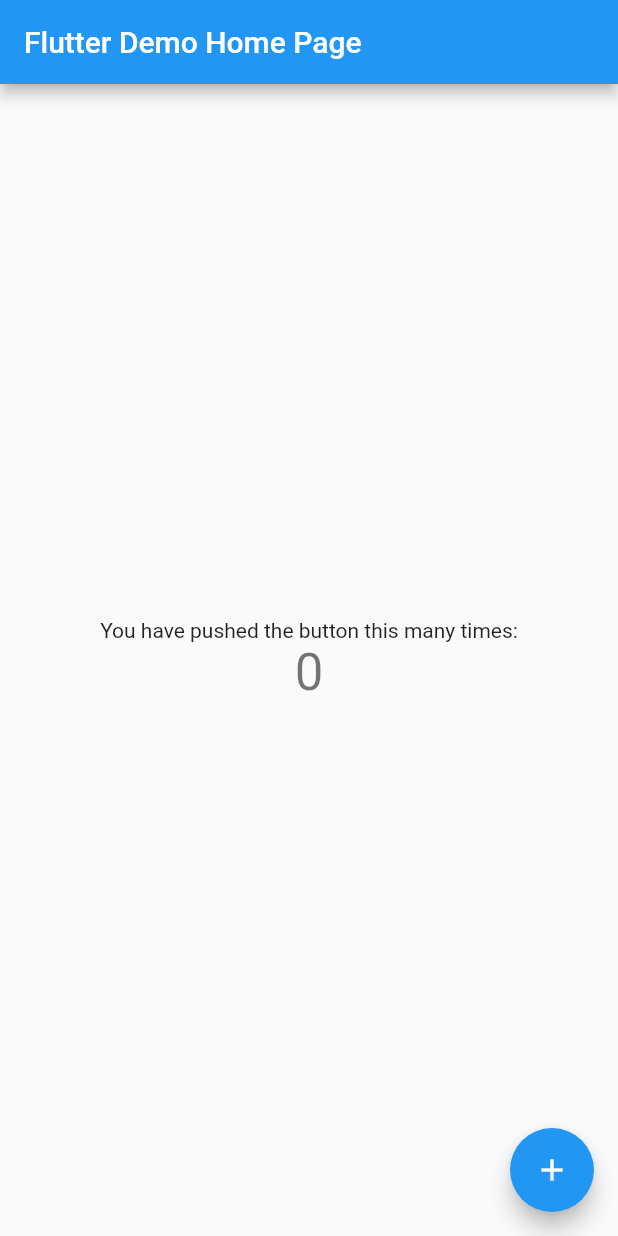
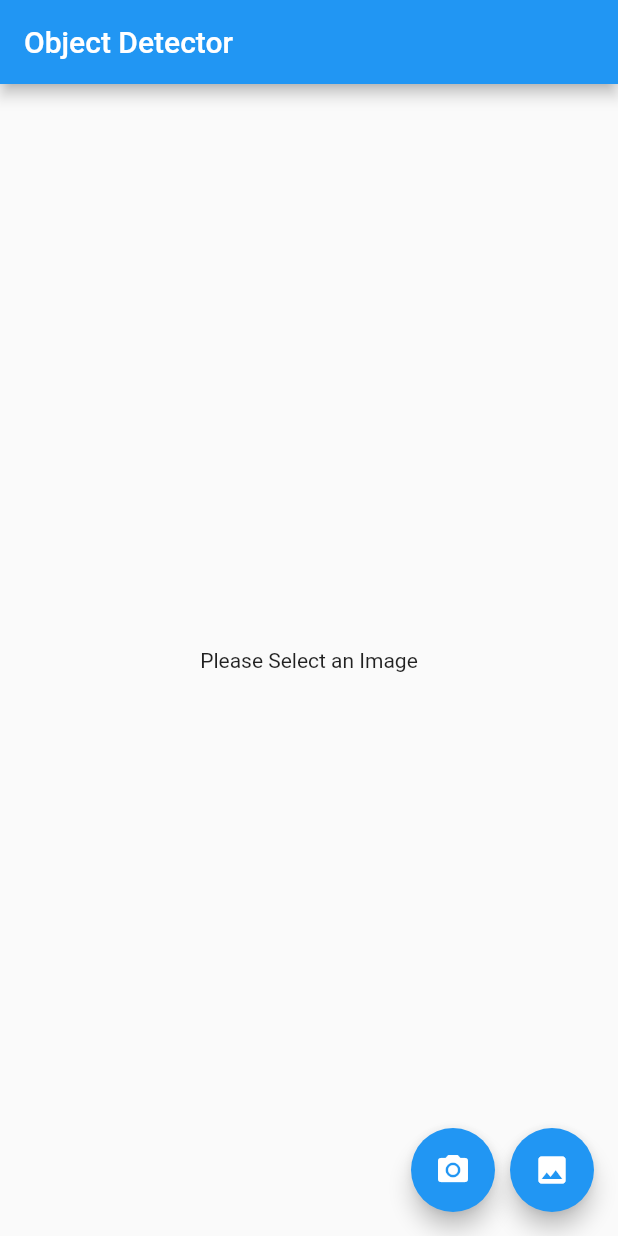
Before and after one commit to hutomosaktikartiko/Object-Detection-SSD-MobileNet, a Flutter app: the screen it shows after launch, on a phone screen of 412 x 824 dp. Run offline on Flutter 3.47's test engine with Material 2 defaults, Android fonts, the phone set to English and light mode, and no system bars; our stand-ins replace image_picker; missing offline and left inert: tflite.

Commit message:
Detect Image Form Camera and Gallert

```diff
--- a/lib/main.dart
+++ b/lib/main.dart
@@ -1,117 +1,15 @@
 import 'package:flutter/material.dart';
+import 'package:object_detection_ssd_mobilenet/pages/home_page.dart';
 
 void main() {
   runApp(MyApp());
 }
 
 class MyApp extends StatelessWidget {
-  // This widget is the root of your application.
   @override
   Widget build(BuildContext context) {
     return MaterialApp(
-      title: 'Flutter Demo',
-      theme: ThemeData(
-        // This is the theme of your application.
-        //
-        // Try running your application with "flutter run". You'll see the
-        // application has a blue toolbar. Then, without quitting the app, try
-        // changing the primarySwatch below to Colors.green and then invoke
-        // "hot reload" (press "r" in the console where you ran "flutter run",
-        // or simply save your changes to "hot reload" in a Flutter IDE).
-        // Notice that the counter didn't reset back to zero; the application
-        // is not restarted.
-        primarySwatch: Colors.blue,
-        // This makes the visual density adapt to the platform that you run
-        // the app on. For desktop platforms, the controls will be smaller and
-        // closer together (more dense) than on mobile platforms.
-        visualDensity: VisualDensity.adaptivePlatformDensity,
-      ),
-      home: MyHomePage(title: 'Flutter Demo Home Page'),
+      home: HomePage()
     );
   }
 }
-
-class MyHomePage extends StatefulWidget {
-  MyHomePage({Key key, this.title}) : super(key: key);
-
-  // This widget is the home page of your application. It is stateful, meaning
-  // that it has a State object (defined below) that contains fields that affect
-  // how it looks.
-
-  // This class is the configuration for the state. It holds the values (in this
-  // case the title) provided by the parent (in this case the App widget) and
-  // used by the build method of the State. Fields in a Widget subclass are
-  // always marked "final".
-
-  final String title;
-
-  @override
-  _MyHomePageState createState() => _MyHomePageState();
-}
-
-class _MyHomePageState extends State<MyHomePage> {
-  int _counter = 0;
-
-  void _incrementCounter() {
-    setState(() {
-      // This call to setState tells the Flutter framework that something has
-      // changed in this State, which causes it to rerun the build method below
-      // so that the display can reflect the updated values. If we changed
-      // _counter without calling setState(), then the build method would not be
-      // called again, and so nothing would appear to happen.
-      _counter++;
-    });
-  }
-
-  @override
-  Widget build(BuildContext context) {
-    // This method is rerun every time setState is called, for instance as done
-    // by the _incrementCounter method above.
-    //
-    // The Flutter framework has been optimized to make rerunning build methods
-    // fast, so that you can just rebuild anything that needs updating rather
-    // than having to individually change instances of widgets.
-    return Scaffold(
-      appBar: AppBar(
-        // Here we take the value from the MyHomePage object that was created by
-        // the App.build method, and use it to set our appbar title.
-        title: Text(widget.title),
-      ),
-      body: Center(
-        // Center is a layout widget. It takes a single child and positions it
-        // in the middle of the parent.
-        child: Column(
-          // Column is also a layout widget. It takes a list of children and
-          // arranges them vertically. By default, it sizes itself to fit its
-          // children horizontally, and tries to be as tall as its parent.
-          //
-          // Invoke "debug painting" (press "p" in the console, choose the
-          // "Toggle Debug Paint" action from the Flutter Inspector in Android
-          // Studio, or the "Toggle Debug Paint" command in Visual Studio Code)
-          // to see the wireframe for each widget.
-          //
-          // Column has various properties to control how it sizes itself and
-          // how it positions its children. Here we use mainAxisAlignment to
-          // center the children vertically; the main axis here is the vertical
-          // axis because Columns are vertical (the cross axis would be
-          // horizontal).
-          mainAxisAlignment: MainAxisAlignment.center,
-          children: <Widget>[
-            Text(
-              'You have pushed the button this many times:',
-            ),
-            Text(
-              '$_counter',
-              style: Theme.of(context).textTheme.headline4,
-            ),
-          ],
-        ),
-      ),
-      floatingActionButton: FloatingActionButton(
-        onPressed: _incrementCounter,
-        tooltip: 'Increment',
-        child: Icon(Icons.add),
-      ), // This trailing comma makes auto-formatting nicer for build methods.
-    );
-  }
-}
--- /dev/null
+++ b/lib/pages/home_page.dart
@@ -0,0 +1,191 @@
+import 'dart:io';
+
+import 'package:flutter/material.dart';
+import 'package:image_picker/image_picker.dart';
+import 'package:tflite/tflite.dart';
+
+const String ssd = "SSD MobileNet";
+
+class HomePage extends StatefulWidget {
+  @override
+  _HomePage createState() => _HomePage();
+}
+
+class _HomePage extends State<HomePage> {
+  File _image;
+  List _recognitions;
+  bool _busy;
+  double _imageWidth, _imageHeight;
+
+  final picker = ImagePicker();
+
+  // this function loads the model
+  loadTfModel() async {
+    await Tflite.loadModel(
+      model: "assets/ssd_mobilenet.tflite",
+      labels: "assets/ssd_mobilenet.txt",
+    );
+  }
+
+  // this function detects the objects on the image
+  detectObject(File image) async {
+    var recognitions = await Tflite.detectObjectOnImage(
+        path: image.path, // required
+        model: "SSDMobileNet",
+        imageMean: 127.5,
+        imageStd: 127.5,
+        threshold: 0.4, // defaults to 0.1
+        numResultsPerClass: 10, // defaults to 5
+        asynch: true // defaults to true
+        );
+    FileImage(image)
+        .resolve(ImageConfiguration())
+        .addListener((ImageStreamListener((ImageInfo info, bool _) {
+          setState(() {
+            _imageWidth = info.image.width.toDouble();
+            _imageHeight = info.image.height.toDouble();
+          });
+        })));
+    setState(() {
+      _recognitions = recognitions;
+    });
+  }
+
+  @override
+  void initState() {
+    super.initState();
+    _busy = true;
+    loadTfModel().then((val) {
+      {
+        setState(() {
+          _busy = false;
+        });
+      }
+    });
+  }
+
+  // display the bounding boxes over the detected objects
+  List<Widget> renderBoxes(Size screen) {
+    if (_recognitions == null) return [];
+    if (_imageWidth == null || _imageHeight == null) return [];
+
+    double factorX = screen.width;
+    double factorY = _imageHeight / _imageHeight * screen.width;
+
+    Color blue = Colors.blue;
+
+    return _recognitions.map((re) {
+      return Container(
+        child: Positioned(
+            left: re["rect"]["x"] * factorX,
+            top: re["rect"]["y"] * factorY,
+            width: re["rect"]["w"] * factorX,
+            height: re["rect"]["h"] * factorY,
+            child: ((re["confidenceInClass"] > 0.50))
+                ? Container(
+                    decoration: BoxDecoration(
+                        border: Border.all(
+                      color: blue,
+                      width: 3,
+                    )),
+                    child: Text(
+                      "${re["detectedClass"]} ${(re["confidenceInClass"] * 100).toStringAsFixed(0)}%",
+                      style: TextStyle(
+                        background: Paint()..color = blue,
+                        color: Colors.white,
+                        fontSize: 15,
+                      ),
+                    ),
+                  )
+                : Container()),
+      );
+    }).toList();
+  }
+
+  @override
+  Widget build(BuildContext context) {
+    Size size = MediaQuery.of(context).size;
+
+    List<Widget> stackChildren = [];
+
+    stackChildren.add(Positioned(
+      // using ternary operator
+      child: _image == null
+          ? Container(
+              child: Column(
+                mainAxisAlignment: MainAxisAlignment.center,
+                children: <Widget>[
+                  Text("Please Select an Image"),
+                ],
+              ),
+            )
+          : // if not null then
+          Container(child: Image.file(_image)),
+    ));
+
+    stackChildren.addAll(renderBoxes(size));
+
+    if (_busy) {
+      stackChildren.add(Center(
+        child: CircularProgressIndicator(),
+      ));
+    }
+
+    return Scaffold(
+      appBar: AppBar(
+        title: Text("Object Detector"),
+      ),
+      floatingActionButton: Row(
+        mainAxisAlignment: MainAxisAlignment.end,
+        children: <Widget>[
+          FloatingActionButton(
+            heroTag: "Fltbtn2",
+            child: Icon(Icons.camera_alt),
+            onPressed: getImageFromCamera,
+          ),
+          SizedBox(
+            width: 10,
+          ),
+          FloatingActionButton(
+            heroTag: "Fltbtn1",
+            child: Icon(Icons.photo),
+            onPressed: getImageFromGallery,
+          ),
+        ],
+      ),
+      body: Container(
+        alignment: Alignment.center,
+        child: Stack(
+          children: stackChildren,
+        ),
+      ),
+    );
+  }
+
+  // gets image from camera and runs detectObject
+  Future getImageFromCamera() async {
+    final pickedFile = await picker.getImage(source: ImageSource.camera);
+
+    setState(() {
+      if (pickedFile != null) {
+        _image = File(pickedFile.path);
+      } else {
+        print("No image Selected");
+      }
+    });
+    detectObject(_image);
+  }
+
+  // gets image from gallery and runs detectObject
+  Future getImageFromGallery() async {
+    final pickedFile = await picker.getImage(source: ImageSource.gallery);
+    setState(() {
+      if (pickedFile != null) {
+        _image = File(pickedFile.path);
+      } else {
+        print("No image Selected");
+      }
+    });
+    detectObject(_image);
+  }
+}
--- a/pubspec.yaml
+++ b/pubspec.yaml
@@ -40,8 +40,8 @@ flutter:
   # the material Icons class.
   uses-material-design: true
   # To add assets to your application, add an assets section, like this:
-  # assets:
-  #   - images/a_dot_burr.jpeg
+  assets:
+    - assets/
   #   - images/a_dot_ham.jpeg
   # An image asset can refer to one or more resolution-specific "variants", see
   # https://flutter.dev/assets-and-images/#resolution-aware.
```
